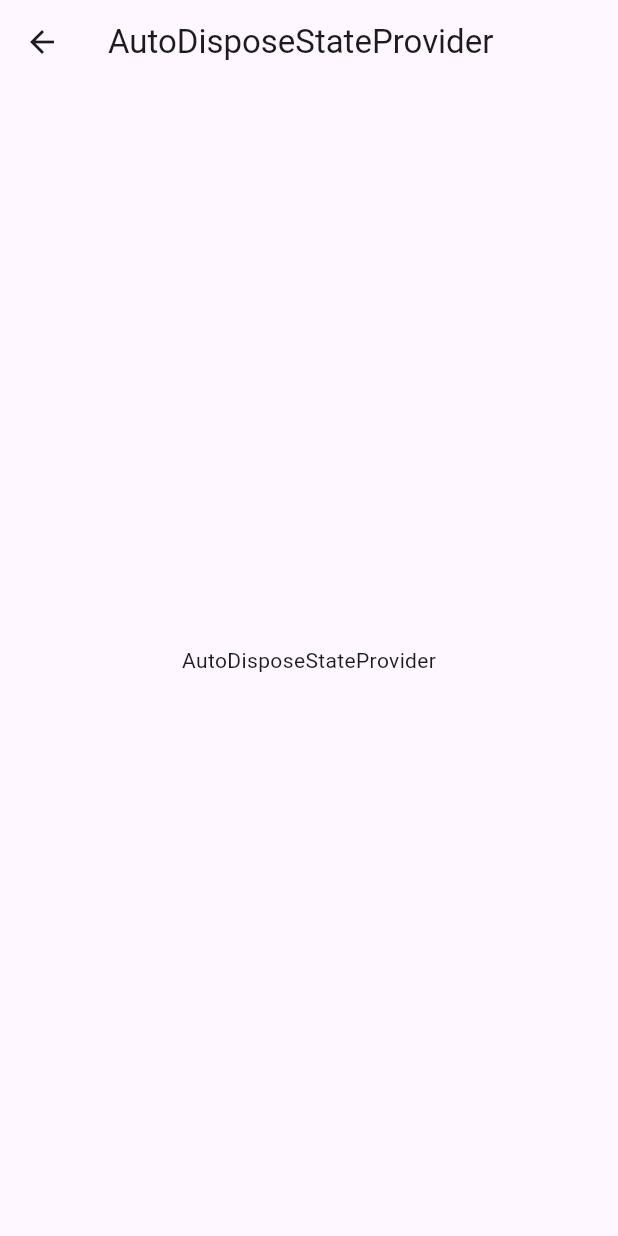
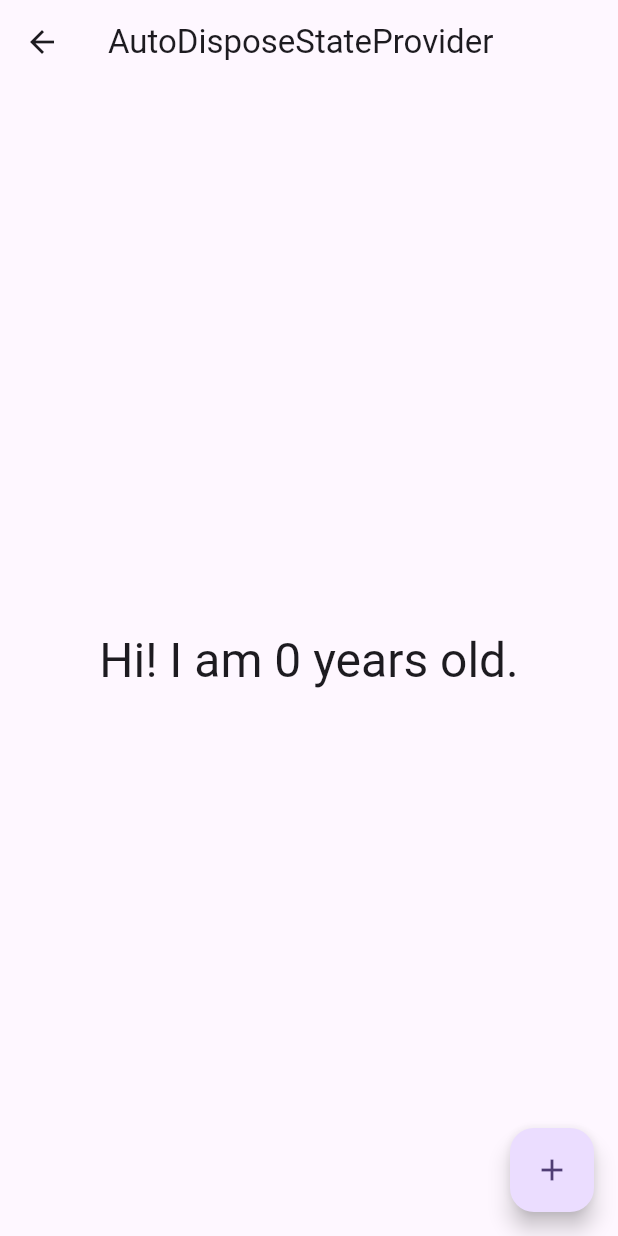
Before and after one commit to Bullets-jyr/state_provider, a Flutter app: the AutoDisposePage screen opened directly, on a phone screen of 412 x 824 dp. Run offline on Flutter 3.47's test engine with Material 3 defaults, Android fonts, the phone set to English and light mode, and no system bars; our stand-ins replace flutter_riverpod, riverpod_annotation; generated files the repository leaves out were written again.

Commit message:
24. StateProvider - autoDispose

```diff
--- a/lib/pages/auto_dispose/auto_dispose_page.dart
+++ b/lib/pages/auto_dispose/auto_dispose_page.dart
@@ -1,17 +1,31 @@
 import 'package:flutter/material.dart';
 import 'package:flutter_riverpod/flutter_riverpod.dart';
+
+import 'auto_dispose_provider.dart';
 
 class AutoDisposePage extends ConsumerWidget {
   const AutoDisposePage({super.key});
 
   @override
   Widget build(BuildContext context, WidgetRef ref) {
+    final value = ref.watch(autoDisposeAgeProvider);
+
     return Scaffold(
       appBar: AppBar(
         title: const Text('AutoDisposeStateProvider'),
       ),
-      body: const Center(
-        child: Text('AutoDisposeStateProvider'),
+      body: Center(
+        child: Text(
+          value,
+          style: Theme.of(context).textTheme.headlineLarge,
+        ),
+      ),
+      floatingActionButton: FloatingActionButton(
+        onPressed: () {
+          // ref.read(autoDisposeCounterProvider.notifier).state = ref.read(autoDisposeCounterProvider.notifier).state + 10;
+          ref.read(autoDisposeCounterProvider.notifier).update((state) => state + 10);
+        },
+        child: const Icon(Icons.add),
       ),
     );
   }
--- a/lib/pages/auto_dispose/auto_dispose_provider.dart
+++ b/lib/pages/auto_dispose/auto_dispose_provider.dart
@@ -0,0 +1,21 @@
+import 'package:flutter_riverpod/flutter_riverpod.dart';
+import 'package:riverpod_annotation/riverpod_annotation.dart';
+
+part 'auto_dispose_provider.g.dart';
+
+final autoDisposeCounterProvider = StateProvider.autoDispose<int>((ref) {
+  ref.onDispose(() {
+    print('[autoDisposeCounterProvider] disposed');
+  });
+  return 0;
+});
+
+@Riverpod(keepAlive: false)
+String autoDisposeAge(AutoDisposeAgeRef ref) {
+// ignore: avoid_manual_providers_as_generated_provider_dependency
+  final age = ref.watch(autoDisposeCounterProvider);
+  ref.onDispose(() {
+    print('[autoDisposeAgeProvider] disposed');
+  });
+  return 'Hi! I am $age years old.';
+}
```
Also changed, not shown: lib/pages/auto_dispose/auto_dispose_provider.g.dart (added), lib/pages/basic/basic_provider.g.dart (added).
